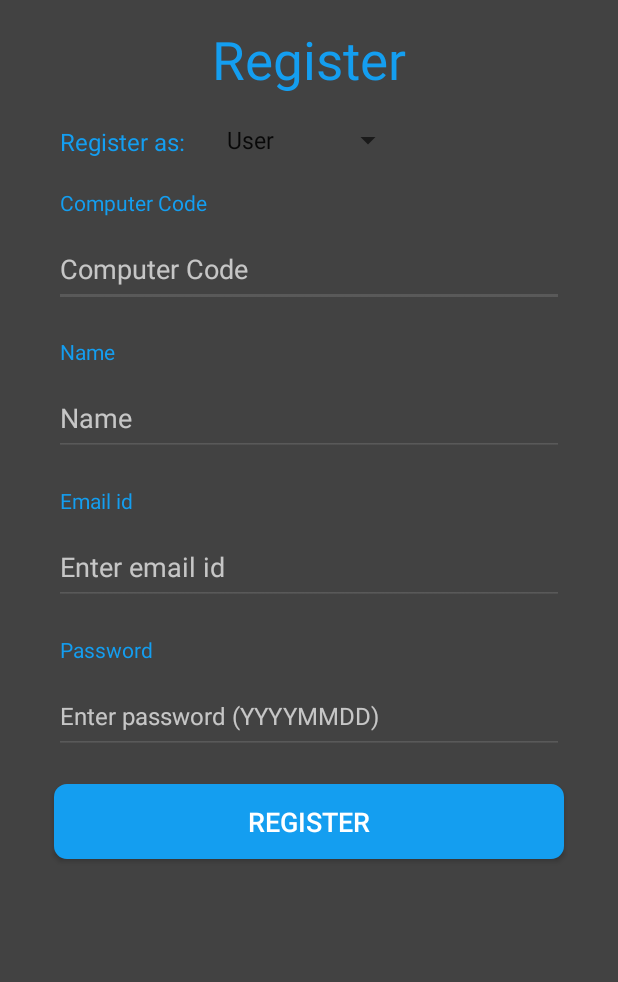
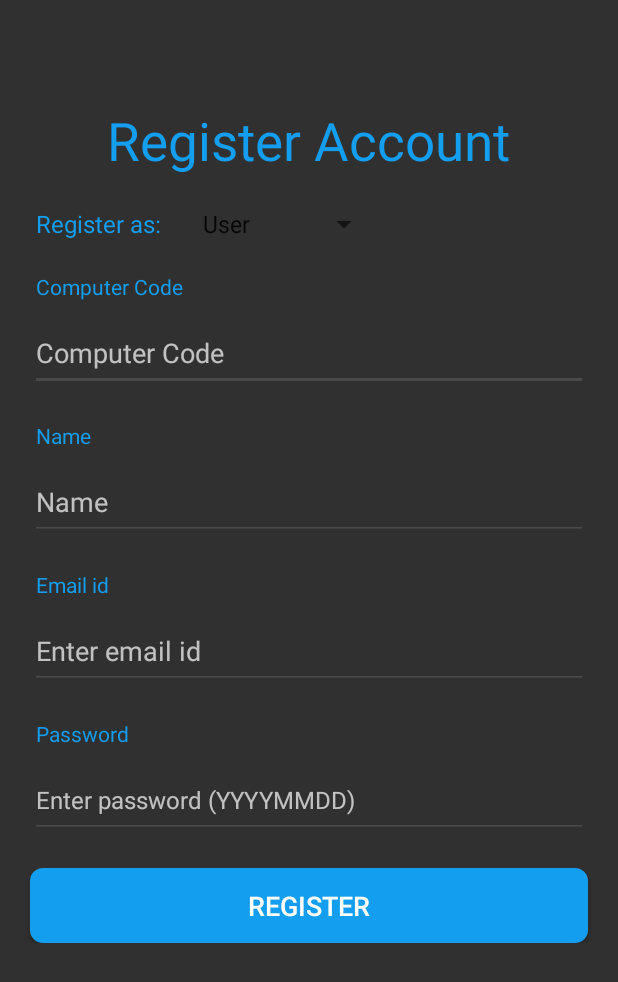
Before and after one commit to garvit008/Onlib, an Android app: the screen it shows after launch (RegisterUserActivity), after a tap on "Register new user", on a phone screen of 412 x 824 dp. Shown: the top 982 px of the screen. Run offline under Robolectric (Android 15) with nearby library versions, the phone set to English and light mode, and no system bars; our stand-ins replace Firebase (no records; nobody signed in at launch, a user with empty details on screens opened directly).

Commit message:
Changes made to Register Activity
Added option to register as Librarian
Added librarians database in firebase
Added SharedPreferences to store the userType

```diff
--- a/app/src/main/AndroidManifest.xml
+++ b/app/src/main/AndroidManifest.xml
@@ -26,6 +26,7 @@
             <meta-data android:name="android.app.searchable"
                 android:resource="@xml/searchable"/>
         </activity>
+        <activity android:name=".LibrarianMainActivity"/>
         <activity android:name=".RegisterUserActivity"/>
         <provider android:name=".SearchSuggestionProvider"
             android:authorities="com.ips.lib.onlib.SearchSuggestionProvider"
--- a/app/src/main/java/com/ips/lib/onlib/MainActivity.java
+++ b/app/src/main/java/com/ips/lib/onlib/MainActivity.java
@@ -22,6 +22,7 @@ import android.widget.Toast;
 import com.google.firebase.FirebaseApp;
 import com.google.firebase.auth.FirebaseAuth;
 import com.google.firebase.auth.FirebaseUser;
+import com.ips.lib.onlib.utils.SharedPrefManager;
 
 public class MainActivity extends AppCompatActivity {
 
@@ -29,9 +30,29 @@ public class MainActivity extends AppCompatActivity {
     private static final String TAG = "MainActivity";
     private DrawerLayout drawerLayout;
     private TextView searchTv;
+    private SharedPrefManager sharedPrefManager;
     @Override
     protected void onCreate(Bundle savedInstanceState) {
         super.onCreate(savedInstanceState);
+        if (!isTaskRoot()
+                && getIntent().hasCategory(Intent.CATEGORY_LAUNCHER)
+                && getIntent().getAction() != null
+                && getIntent().getAction().equals(Intent.ACTION_MAIN)) {
+
+            finish();
+            return;
+        }
+        Intent intent = getIntent();
+        sharedPrefManager = new SharedPrefManager(this);
+        if(intent.hasExtra(getString(R.string.user_type))){
+            String userType = intent.getStringExtra(getString(R.string.user_type));
+            sharedPrefManager.saveUserType(userType);
+            if(userType.equals("Librarian")){
+                Intent in = new Intent(MainActivity.this, LibrarianMainActivity.class);
+                startActivity(in);
+                finish();
+            }
+        }
         setContentView(R.layout.activity_main);
         FirebaseApp.initializeApp(this);
         drawerLayout = findViewById(R.id.drawerLayout);
@@ -46,6 +67,7 @@ public class MainActivity extends AppCompatActivity {
                 drawerLayout.closeDrawers();
                 if(menuItem.getItemId() == R.id.logout){
                     mAuth.signOut();
+                    sharedPrefManager.clearUserType();
                     Intent intent = new Intent(MainActivity.this, LoginActivity.class);
                     startActivity(intent);
                     finish();
@@ -54,7 +76,6 @@ public class MainActivity extends AppCompatActivity {
                 return true;
             }
         });
-
         mAuth = FirebaseAuth.getInstance();
         Toolbar toolbar = findViewById(R.id.home_toolbar);
         setSupportActionBar(toolbar);
@@ -75,11 +96,30 @@ public class MainActivity extends AppCompatActivity {
 
     @Override
     public void onStart() {
+        Log.d(TAG, "onStart: called");
         super.onStart();
+        String userType = sharedPrefManager.getUserType();
+        if(userType.equals("Librarian")){
+            Intent in = new Intent(MainActivity.this, LibrarianMainActivity.class);
+            startActivity(in);
+            finish();
+        }
         FirebaseApp.initializeApp(this);
         // Check if user is signed in (non-null) and update UI accordingly.
         FirebaseUser currentUser = mAuth.getCurrentUser();
         updateUI(currentUser);
+    }
+
+    @Override
+    protected void onResume() {
+        super.onResume();
+        String userType = sharedPrefManager.getUserType();
+        Log.d(TAG, "onResume: called with userType " + userType);
+        if(userType.equals("Librarian")){
+            Intent in = new Intent(MainActivity.this, LibrarianMainActivity.class);
+            startActivity(in);
+            finish();
+        }
     }
 
     @Override
--- /dev/null
+++ b/app/src/main/java/com/ips/lib/onlib/utils/SharedPrefManager.java
@@ -0,0 +1,37 @@
+package com.ips.lib.onlib.utils;
+
+import android.content.Context;
+import android.content.SharedPreferences;
+import android.util.Log;
+
+public class SharedPrefManager {
+
+    private static final String TAG = "SharedPrefManager";
+    private Context context;
+
+    public SharedPrefManager(Context context) {
+        this.context = context;
+    }
+
+    public void saveUserType(String userType){
+        Log.d(TAG, "saveUserType: " + userType);
+        SharedPreferences sharedPreferences = context.getSharedPreferences("UserType", Context.MODE_PRIVATE);
+        SharedPreferences.Editor editor = sharedPreferences.edit();
+        editor.putString("userType", userType);
+        editor.commit();
+    }
+
+    public String getUserType(){
+        SharedPreferences preferences = context.getSharedPreferences("UserType", Context.MODE_PRIVATE);
+        Log.d(TAG, "getUserType: returning user " +preferences.getString("userType", ""));
+        return preferences.getString("userType", "");
+    }
+
+    public void clearUserType(){
+        SharedPreferences preferences = context.getSharedPreferences("UserTpe", Context.MODE_PRIVATE);
+        SharedPreferences.Editor editor = preferences.edit();
+        editor.clear();
+    }
+
+
+}
--- a/app/src/main/res/layout/activity_register.xml
+++ b/app/src/main/res/layout/activity_register.xml
@@ -1,49 +1,58 @@
 <?xml version="1.0" encoding="utf-8"?>
+<RelativeLayout android:layout_width="match_parent"
+    android:layout_height="match_parent"
+    xmlns:android="http://schemas.android.com/apk/res/android"
+    android:background="@color/material_backgroud_grey">
+
+    <ScrollView android:layout_width="match_parent"
+    android:layout_height="match_parent"
+        xmlns:android="http://schemas.android.com/apk/res/android">
+
         <RelativeLayout
-    xmlns:android="http://schemas.android.com/apk/res/android"
             android:layout_width="match_parent"
             android:layout_height="match_parent"
             android:id="@+id/regislayout"
-    android:background="@color/material_dark_search"
-    android:paddingBottom="16dp"
-    android:paddingLeft="16dp"
-    android:paddingRight="16dp"
-    android:paddingTop="16dp">
+            android:background="@color/material_backgroud_grey"
+            >
 
     <TextView
         android:layout_width="wrap_content"
         android:layout_height="wrap_content"
-        android:text="Register"
+        android:text="@string/register_account"
         android:textSize="35dp"
+        android:layout_marginTop="70dp"
         android:id="@+id/regText"
         android:textColor="@color/blue"
         android:layout_centerHorizontal="true"
         />
+    <LinearLayout
+        android:layout_width="match_parent"
+        android:layout_height="wrap_content"
+        android:layout_below="@id/regText"
+        android:layout_marginTop="20dp"
+        android:id="@+id/linLayout">
         <TextView
             android:layout_width="wrap_content"
             android:layout_height="wrap_content"
-        android:layout_below="@id/regText"
             android:layout_marginLeft="24dp"
             android:text="@string/register_as"
             android:textColor="@color/blue"
             android:textSize="16sp"
-        android:layout_marginTop="20dp"
             android:id="@+id/userTypeTv"/>
 
         <Spinner
             android:layout_width="wrap_content"
             android:layout_height="wrap_content"
-        android:layout_toRightOf="@id/userTypeTv"
             android:layout_marginLeft="20dp"
-        android:layout_marginTop="65dp"
             android:id="@+id/userTypeSpinner"
             >
 
         </Spinner>
+    </LinearLayout>
     <TextView
         android:layout_width="wrap_content"
         android:layout_height="wrap_content"
-        android:layout_below="@+id/userTypeTv"
+        android:layout_below="@+id/linLayout"
         android:id="@+id/computerCodeTV"
         android:text="Computer Code"
         android:layout_marginLeft="24dp"
@@ -169,3 +178,5 @@
 
 
 </RelativeLayout>
+</ScrollView>
+</RelativeLayout>
--- a/app/src/main/res/values/strings.xml
+++ b/app/src/main/res/values/strings.xml
@@ -19,7 +19,12 @@
             <item>Librarian</item>
     </string-array>
     <string name="user_type">user_type</string>
+    <string name="user_type_user">User</string>
+    <string name="user_type_librarian">Librarian</string>
     <string name="register_as">Register as:</string>
 
     <string name="dbname_users">users</string>
+    <string name="dbname_librarians">librarians</string>
+    <string name="register_account">Register Account</string>
+    <string name="login_as">Login as</string>
 </resources>
```
Also changed, not shown: app/src/main/java/com/ips/lib/onlib/LibrarianMainActivity.java (added, +46 -0 lines), app/src/main/java/com/ips/lib/onlib/Models/Librarian.java (added, +60 -0 lines), app/src/main/java/com/ips/lib/onlib/RegisterUserActivity.java (+20 -2 lines), app/src/main/res/layout/acitivity_librarian_main.xml (added, +15 -0 lines), app/src/main/res/layout/activity_login.xml (+10 -7 lines). Lines whose indentation alone changed are shown as unchanged.
